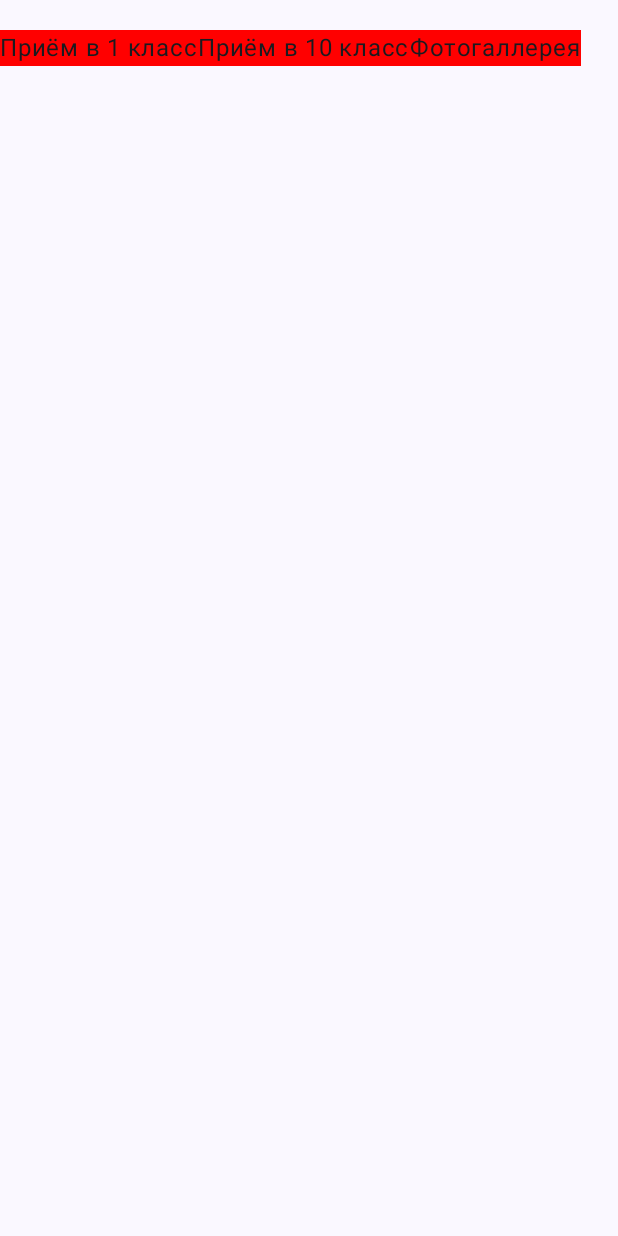
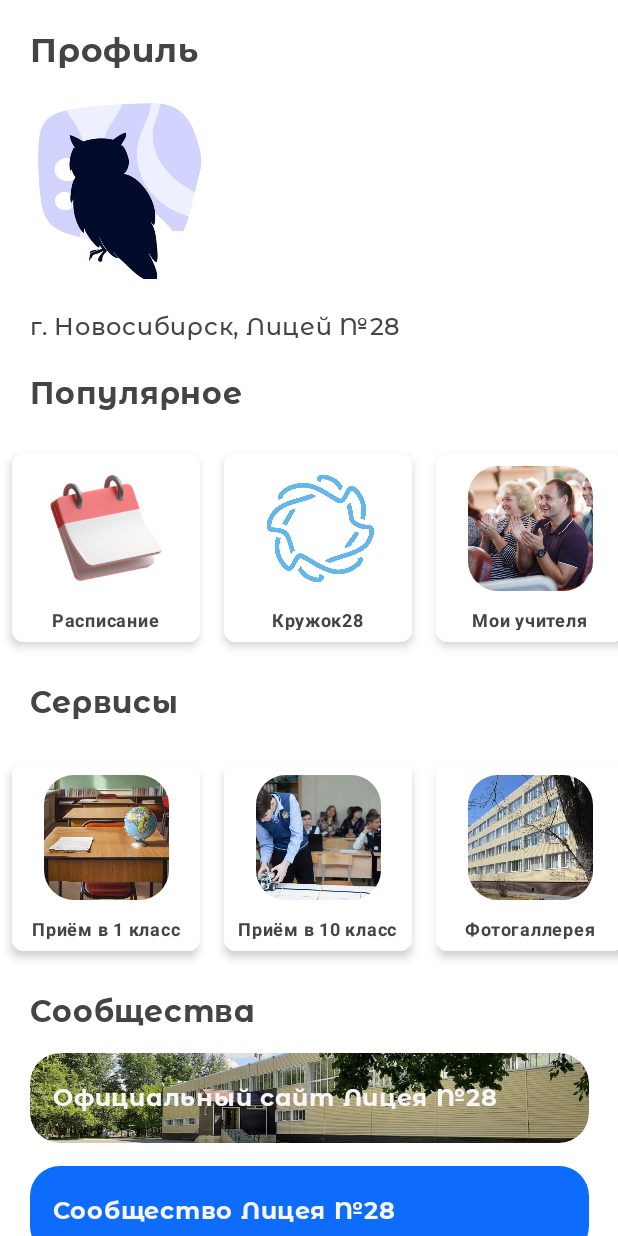
Before and after one commit to MishaNikolaev/YourLicey28, an Android app built with Jetpack Compose: the composable ProfileScreen shown on its own in the app's theme, on a phone screen of 412 x 824 dp. Run offline under Robolectric (Android 15) with nearby library versions, the light colour scheme and no system bars; Roboto replaces fonts that are not available here.

Commit message:
Profile UI screen update

```diff
--- a/app/src/main/java/com/example/yourlicey28/presentation/profile/profile.kt
+++ b/app/src/main/java/com/example/yourlicey28/presentation/profile/profile.kt
@@ -7,10 +7,12 @@
 import androidx.compose.foundation.background
 import androidx.compose.foundation.clickable
 import androidx.compose.foundation.horizontalScroll
+import androidx.compose.foundation.layout.Arrangement
 import androidx.compose.foundation.layout.Box
 import androidx.compose.foundation.layout.Column
 import androidx.compose.foundation.layout.Row
 import androidx.compose.foundation.layout.Spacer
+import androidx.compose.foundation.layout.aspectRatio
 import androidx.compose.foundation.layout.fillMaxSize
 import androidx.compose.foundation.layout.fillMaxWidth
 import androidx.compose.foundation.layout.height
@@ -28,214 +30,307 @@
 import androidx.compose.material3.Card
 import androidx.compose.material3.CardDefaults
 import androidx.compose.material3.Icon
+import androidx.compose.material3.MaterialTheme
 import androidx.compose.material3.Text
 import androidx.compose.runtime.Composable
 import androidx.compose.ui.Alignment
 import androidx.compose.ui.Modifier
 import androidx.compose.ui.draw.clip
 import androidx.compose.ui.graphics.Color
+import androidx.compose.ui.graphics.vector.ImageVector
 import androidx.compose.ui.layout.ContentScale
 import androidx.compose.ui.platform.LocalContext
 import androidx.compose.ui.res.painterResource
 import androidx.compose.ui.text.font.FontWeight
+import androidx.compose.ui.text.style.TextAlign
 import androidx.compose.ui.unit.dp
 import androidx.compose.ui.unit.sp
+import androidx.compose.ui.zIndex
 import androidx.navigation.NavController
 import com.example.yourlicey28.R
 import com.example.yourlicey28.presentation.settings.MemberCard
+import com.example.yourlicey28.ui.theme.BlueLC
 import com.example.yourlicey28.ui.theme.DarkBlueLC
+import com.example.yourlicey28.ui.theme.LightBlueLC
 import com.example.yourlicey28.ui.theme.WhiteLC
 import com.example.yourlicey28.ui.theme.monterrat
 import com.example.yourlicey28.ui.theme.roboto
 
-val elems = listOf(
-    ProfileCardElem("Приём в 1 класс", R.drawable.girl_knowing_best_answer_question),
-    ProfileCardElem("Приём в 10 класс", R.drawable.view_school_classroom),
-    ProfileCardElem("Фотогаллерея", R.drawable.school28profile)
+data class Images(
+    @DrawableRes val imageRes: Int,
+    val title: String,
 )
 
-val elemsPopular = listOf(
-    ProfileCardElem("Расписание", R.drawable.calendar),
-    ProfileCardElem("Кружок28", R.drawable.nti),
-    ProfileCardElem("Мои учителя", R.drawable._d_character_132)
+data class ImagesDown(
+    @DrawableRes val imageRes: Int,
+    val title: String,
 )
+
+val imagesList = listOf(
+    Images(
+        imageRes = R.drawable.calendar,
+        title = "Расписание",
+    ),
+    Images(
+        imageRes = R.drawable.nti,
+        title = "Кружок28",
+    ),
+    Images(
+        imageRes = R.drawable.uchitel,
+        title = "Мои учителя",
+    ),
+)
+
+val imagesListDown = listOf(
+    ImagesDown(
+        imageRes = R.drawable.view_school_classroom,
+        title = "Приём в 1 класс",
+    ),
+    ImagesDown(
+        imageRes = R.drawable.tenclass,
+        title = "Приём в 10 класс",
+    ),
+    ImagesDown(
+        imageRes = R.drawable.school28profile,
+        title = "Фотогаллерея",
+    ),
+)
+
 
 @Composable
 fun ProfileScreen(navController: NavController) {
     val context = LocalContext.current
-    LazyRow(modifier = Modifier
-        .padding(top = 20.dp)
-        .background(Color.Red)) {
-        items(elems){ elem->
-//            ProfileCard(elem = elem)
-            Text(text = elem.title)
+
+    Column(
+        modifier = Modifier
+            .background(Color.White)
+            .fillMaxSize()
+            .verticalScroll(rememberScrollState())
+    ) {
+        Text(
+            text = "Профиль",
+            fontSize = 22.sp,
+            fontFamily = monterrat,
+            fontWeight = FontWeight.Bold,
+            color = Color.DarkGray,
+            modifier = Modifier
+                .padding(start = 20.dp, top = 20.dp)
+        )
+
+        Image(
+            painter = painterResource(id = R.drawable.owlim),
+            contentDescription = null,
+            contentScale = ContentScale.Crop,
+            modifier = Modifier
+                .height(139.dp)
+                .padding(start = 20.dp, top = 20.dp)
+                .width(117.dp)
+        )
+
+        Text(
+            text = "г. Новосибирск, Лицей №28",
+            fontSize = 16.sp,
+            fontFamily = monterrat,
+            fontWeight = FontWeight.Medium,
+            color = Color.DarkGray,
+            modifier = Modifier
+                .padding(start = 20.dp, top = 20.dp)
+        )
+
+        Text(
+            text = "Популярное",
+            fontSize = 20.sp,
+            fontFamily = monterrat,
+            fontWeight = FontWeight.Bold,
+            color = Color.DarkGray,
+            modifier = Modifier
+                .padding(start = 20.dp, top = 20.dp)
+        )
+        Spacer(modifier = Modifier.height(20.dp))
+        LazyRow {
+            items(imagesList.size) {
+                ImagesItem(it)
+            }
+        }
+        Text(
+            text = "Сервисы",
+            fontSize = 20.sp,
+            fontFamily = monterrat,
+            fontWeight = FontWeight.Bold,
+            color = Color.DarkGray,
+            modifier = Modifier
+                .padding(start = 20.dp, top = 20.dp)
+        )
+        Spacer(modifier = Modifier.height(20.dp))
+        LazyRow {
+            items(imagesListDown.size) {
+                ImagesItemDown(it)
+            }
+        }
+        Text(
+            text = "Сообщества",
+            fontSize = 20.sp,
+            fontFamily = monterrat,
+            fontWeight = FontWeight.Bold,
+            color = Color.DarkGray,
+            modifier = Modifier
+                .padding(start = 20.dp, top = 20.dp)
+        )
+        Box(
+            modifier = Modifier
+                .padding(top = 15.dp, start = 20.dp)
+                .clip(RoundedCornerShape(20.dp))
+                .background(WhiteLC)
+                .fillMaxWidth(0.95f)
+                .height(60.dp)
+                .clickable {
+
+                }
+        ) {
+            Image(
+                painter = painterResource(id = R.drawable.licey28),
+                contentDescription = null,
+                contentScale = ContentScale.Crop,
+                modifier = Modifier
+                    .fillMaxSize()
+                    .clip(RoundedCornerShape(20.dp))
+            )
+
+
+            Text(
+                text = "Официальный сайт Лицея №28",
+                fontSize = 16.sp,
+                fontFamily = monterrat,
+                fontWeight = FontWeight.Bold,
+                color = WhiteLC,
+                modifier = Modifier
+                    .padding(15.dp)
+                    .align(Alignment.CenterStart)
+            )
+        }
+        Box(
+            modifier = Modifier
+                .padding(top = 15.dp, start = 20.dp)
+                .clip(RoundedCornerShape(20.dp))
+                .background(WhiteLC)
+                .fillMaxWidth(0.95f)
+                .height(60.dp)
+                .clickable {
+
+                }
+        ) {
+            Box(
+                modifier = Modifier.background(LightBlueLC)
+                    .fillMaxSize()
+                    .clip(RoundedCornerShape(20.dp))
+            )
+
+
+            Text(
+                text = "Сообщество Лицея №28",
+                fontSize = 16.sp,
+                fontFamily = monterrat,
+                fontWeight = FontWeight.Bold,
+                color = WhiteLC,
+                modifier = Modifier
+                    .padding(15.dp)
+                    .align(Alignment.CenterStart)
+            )
         }
     }
+}
+@Composable
+fun ImagesItem(
+    index: Int
+) {
+    val images = imagesList[index]
 
-//    Column(
-//        modifier = Modifier
-//            .background(Color.White)
-//            .fillMaxSize()
-////            .verticalScroll(rememberScrollState())
-//    ) {
-//        Text(
-//            text = "Профиль",
-//            fontSize = 22.sp,
-//            fontFamily = monterrat,
-//            fontWeight = FontWeight.Bold,
-//            color = Color.DarkGray,
-//            modifier = Modifier
-//                .padding(start = 20.dp, top = 20.dp)
-//        )
-//
-//        Image(
-//            painter = painterResource(id = R.drawable.owlim),
-//            contentDescription = null,
-//            contentScale = ContentScale.Crop,
-//            modifier = Modifier
-//                .height(139.dp)
-//                .padding(start = 20.dp, top = 20.dp)
-//                .width(117.dp)
-//        )
-//
-//        Text(
-//            text = "г. Новосибирск, Лицей №28",
-//            fontSize = 16.sp,
-//            fontFamily = monterrat,
-//            fontWeight = FontWeight.Medium,
-//            color = Color.DarkGray,
-//            modifier = Modifier
-//                .padding(start = 20.dp, top = 20.dp)
-//        )
-//
-//        Text(
-//            text = "Сервисы",
-//            fontSize = 20.sp,
-//            fontFamily = monterrat,
-//            fontWeight = FontWeight.Bold,
-//            color = Color.DarkGray,
-//            modifier = Modifier
-//                .padding(start = 20.dp, top = 20.dp)
-//        )
-//
-//
-////        Row(
-////            modifier = Modifier
-////                .padding(top = 20.dp)
-////                .horizontalScroll(rememberScrollState())
-////        ) {
-////            elems.forEach { elem ->
-////                ProfileCard(elem = elem)
-////            }
-////        }
-//        Text(
-//            text = "Популярные",
-//            fontSize = 20.sp,
-//            fontFamily = monterrat,
-//            fontWeight = FontWeight.Bold,
-//            color = Color.DarkGray,
-//            modifier = Modifier
-//                .padding(start = 20.dp, top = 20.dp)
-//        )
-//        Row(
-//            modifier = Modifier
-//                .padding(top = 20.dp)
-//                .horizontalScroll(rememberScrollState())
-//        ) {
-//            elemsPopular.forEach { elem ->
-//                ProfileCard(elem = elem)
-//            }
-//        }
-//        Text(
-//            text = "Сообщества",
-//            fontSize = 20.sp,
-//            fontFamily = monterrat,
-//            fontWeight = FontWeight.Bold,
-//            color = Color.DarkGray,
-//            modifier = Modifier
-//                .padding(start = 20.dp, top = 20.dp)
-//        )
-//        Box(modifier = Modifier
-//            .padding(top = 15.dp, start = 20.dp)
-//            .clip(RoundedCornerShape(20.dp))
-//            .background(WhiteLC)
-//            .fillMaxWidth(0.95f)
-//            .height(60.dp)
-//            .clickable {
-//
-//            }) {
-//                Text(
-//                    text = "Официальный сайт Лицея №28",
-//                    fontSize = 16.sp,
-//                    fontFamily = monterrat,
-//                    fontWeight = FontWeight.SemiBold,
-//                    color = DarkBlueLC,
-//                    modifier = Modifier.padding(top = 15.dp, start = 10.dp)
-//                )
-//            }
-//        Box(modifier = Modifier
-//            .padding(top = 15.dp, start = 20.dp)
-//            .clip(RoundedCornerShape(20.dp))
-//            .background(WhiteLC)
-//            .fillMaxWidth(0.95f)
-//            .height(60.dp)
-//            .clickable {
-//
-//            }) {
-//            Text(
-//                text = "Сообщество Лицея №28",
-//                fontSize = 16.sp,
-//                fontFamily = monterrat,
-//                fontWeight = FontWeight.SemiBold,
-//                color = DarkBlueLC,
-//                modifier = Modifier.padding(top = 15.dp, start = 10.dp)
-//            )
-//        }
-//
-//    }
-}
-
-data class ProfileCardElem(
-    val title: String,
-    @DrawableRes val imageRes: Int
-)
-
-@Composable
-fun ProfileCard(elem: ProfileCardElem) {
     Card(
         shape = RoundedCornerShape(8.dp),
         modifier = Modifier
             .padding(8.dp)
             .width(125.dp)
-            .height(135.dp)
+            .height(125.dp)
             .clickable {
-
+                // Действие при нажатии
             },
         elevation = CardDefaults.cardElevation(4.dp),
         colors = CardDefaults.cardColors(
             containerColor = Color.White
-        ),
+        )
     ) {
         Column(
-            horizontalAlignment = Alignment.CenterHorizontally,
-            modifier = Modifier.padding(16.dp)
+            modifier = Modifier
+                .background(Color.White)
+                .padding(8.dp)
+                .fillMaxSize(),
+            verticalArrangement = Arrangement.Center,
+            horizontalAlignment = Alignment.CenterHorizontally
         ) {
             Image(
-                painter = painterResource(id = elem.imageRes),
+                painter = painterResource(id = images.imageRes),
                 contentDescription = null,
                 contentScale = ContentScale.Crop,
                 modifier = Modifier
                     .size(83.dp)
                     .clip(RoundedCornerShape(20.dp))
-                    .align(Alignment.CenterHorizontally)
             )
             Spacer(modifier = Modifier.height(8.dp))
             Text(
-                text = elem.title,
-                fontSize = 10.sp,
+                text = images.title,
+                fontSize = 12.sp,
                 fontWeight = FontWeight.Bold,
-                color = Color.DarkGray
+                color = Color.DarkGray,
+                modifier = Modifier.align(Alignment.CenterHorizontally)
             )
         }
     }
 }
+
+@Composable
+fun ImagesItemDown(
+    index: Int
+) {
+    val imagesDown = imagesListDown[index]
+
+    Card(
+        shape = RoundedCornerShape(8.dp),
+        modifier = Modifier
+            .padding(8.dp)
+            .width(125.dp)
+            .height(125.dp)
+            .clickable {
+                // Действие при нажатии
+            },
+        elevation = CardDefaults.cardElevation(4.dp),
+        colors = CardDefaults.cardColors(
+            containerColor = Color.White
+        )
+    ) {
+        Column(
+            modifier = Modifier
+                .background(Color.White)
+                .padding(8.dp)
+                .fillMaxSize(),
+            verticalArrangement = Arrangement.Center,
+            horizontalAlignment = Alignment.CenterHorizontally
+        ) {
+            Image(
+                painter = painterResource(id = imagesDown.imageRes),
+                contentDescription = null,
+                contentScale = ContentScale.Crop,
+                modifier = Modifier
+                    .size(83.dp)
+                    .clip(RoundedCornerShape(20.dp))
+            )
+            Spacer(modifier = Modifier.height(8.dp))
+            Text(
+                text = imagesDown.title,
+                fontSize = 12.sp,
+                fontWeight = FontWeight.Bold,
+                color = Color.DarkGray,
+                modifier = Modifier.align(Alignment.CenterHorizontally)
+            )
+        }
+    }
+}
```
Also changed, not shown: app/src/main/res/drawable/kruzhok28.png (added), app/src/main/res/drawable/licey28.jpg (added), app/src/main/res/drawable/tenclass.png (added), app/src/main/res/drawable/uchitel.png (added).
